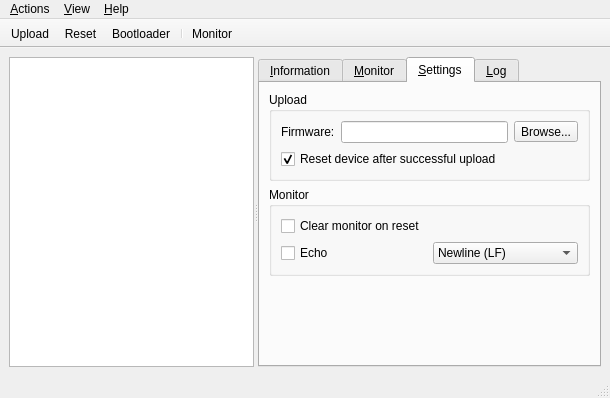
This is tyqt/main_window.ui in Koromix/tytools as Qt 5 draws it before an edit. The edited form follows.
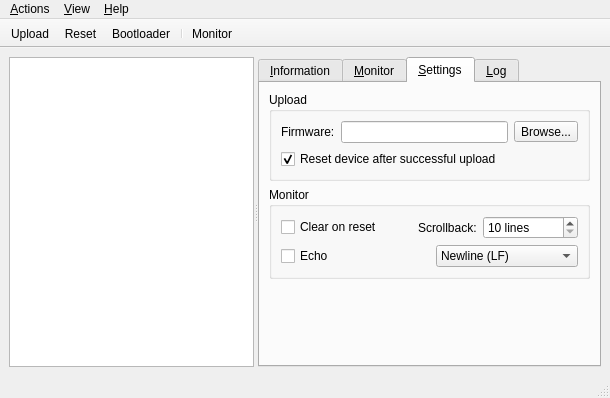
This is the edited form. The open tabs and pages were chosen to show the change. Icons and pictures are not drawn.

Commit message: Expose scrollBackLimit in the Settings tab

```diff
--- a/tyqt/main_window.ui
+++ b/tyqt/main_window.ui
@@ -290,11 +290,54 @@
            </property>
            <layout class="QVBoxLayout" name="verticalLayout_6">
             <item>
-             <widget class="QCheckBox" name="clearOnReset">
-              <property name="text">
-               <string>Clear monitor on reset</string>
-              </property>
-             </widget>
+             <layout class="QHBoxLayout" name="horizontalLayout_2">
+              <item>
+               <widget class="QCheckBox" name="clearOnReset">
+                <property name="text">
+                 <string>Clear on reset</string>
+                </property>
+               </widget>
+              </item>
+              <item>
+               <spacer name="horizontalSpacer">
+                <property name="orientation">
+                 <enum>Qt::Horizontal</enum>
+                </property>
+                <property name="sizeHint" stdset="0">
+                 <size>
+                  <width>40</width>
+                  <height>20</height>
+                 </size>
+                </property>
+               </spacer>
+              </item>
+              <item>
+               <widget class="QLabel" name="label_8">
+                <property name="text">
+                 <string>Scrollback:</string>
+                </property>
+               </widget>
+              </item>
+              <item>
+               <widget class="QSpinBox" name="scrollBackLimitSpin">
+                <property name="accelerated">
+                 <bool>true</bool>
+                </property>
+                <property name="suffix">
+                 <string> lines</string>
+                </property>
+                <property name="minimum">
+                 <number>10</number>
+                </property>
+                <property name="maximum">
+                 <number>500000</number>
+                </property>
+                <property name="singleStep">
+                 <number>100</number>
+                </property>
+               </widget>
+              </item>
+             </layout>
             </item>
             <item>
              <layout class="QHBoxLayout" name="horizontalLayout_4">
@@ -305,6 +348,19 @@
                 </property>
                </widget>
               </item>
+              <item>
+               <spacer name="horizontalSpacer_2">
+                <property name="orientation">
+                 <enum>Qt::Horizontal</enum>
+                </property>
+                <property name="sizeHint" stdset="0">
+                 <size>
+                  <width>40</width>
+                  <height>20</height>
+                 </size>
+                </property>
+               </spacer>
+              </item>
               <item>
                <widget class="QComboBox" name="newlineComboBox">
                 <property name="currentIndex">
```
Left out of the diff: 1 changed line with no effect on the pictures. The commit also changes 2 other files.
